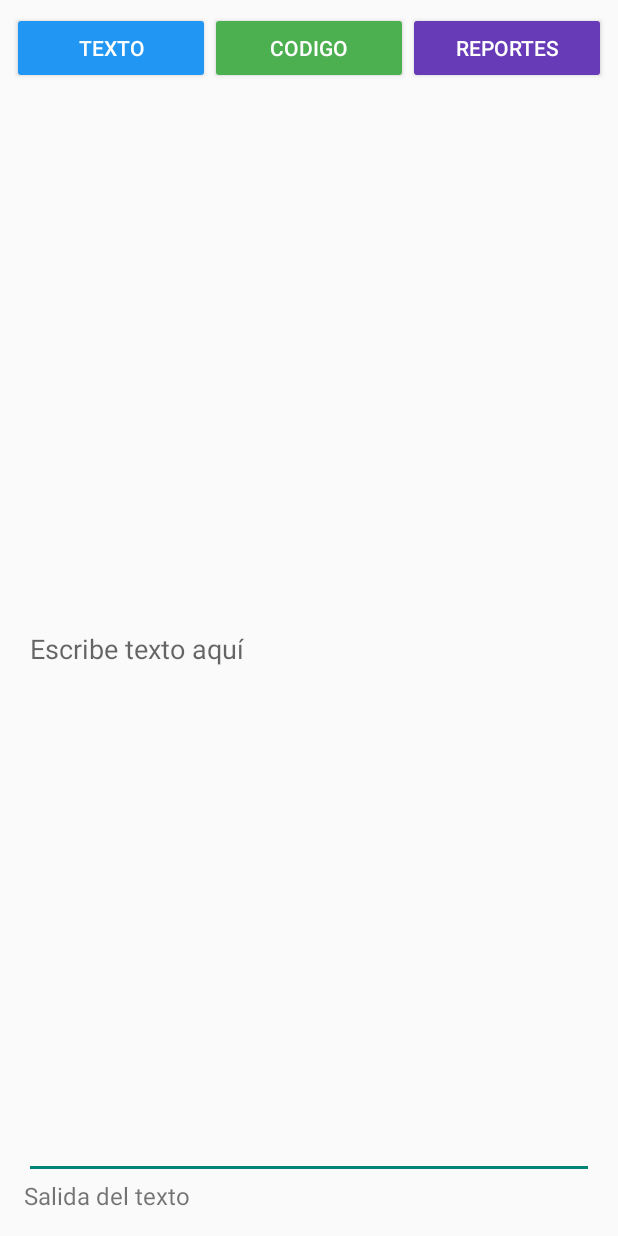
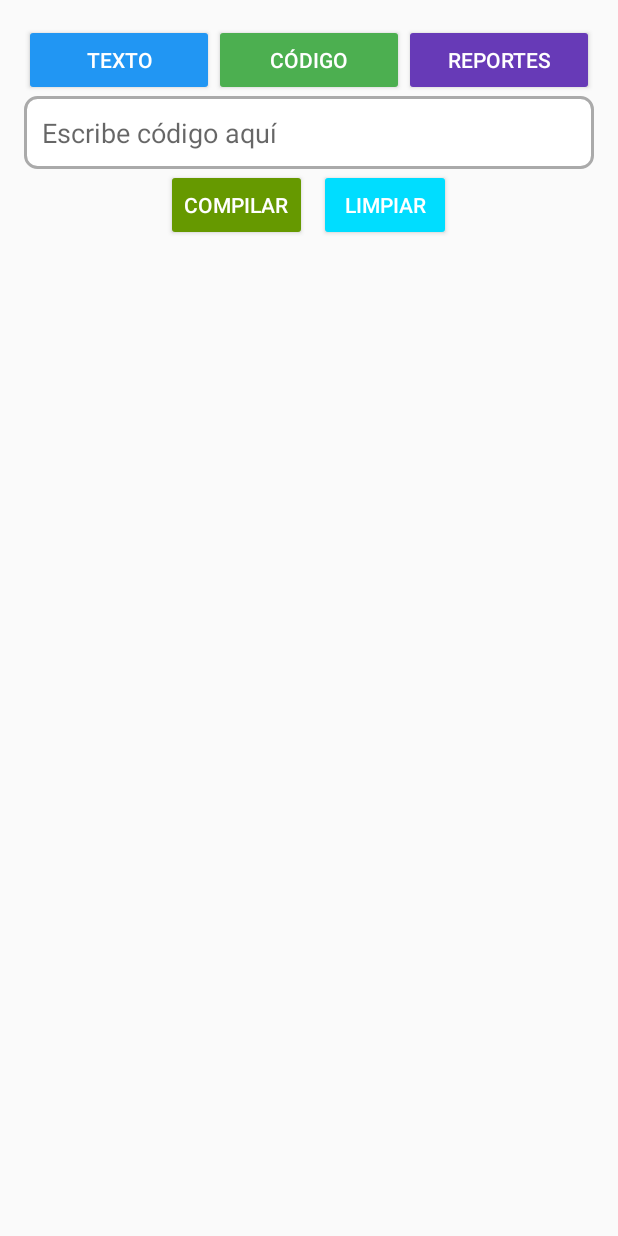
Before and after one commit to Marco131-xel/NoteBook, an Android app built with Jetpack Compose: the screen it shows after launch (MainActivity), on a phone screen of 412 x 824 dp. Run offline under Robolectric (Android 15) with nearby library versions, the phone set to English and light mode, and no system bars.

Commit message:
diseño android

```diff
--- a/AppNoteBook/app/src/main/java/com/example/notebook/MainActivity.kt
+++ b/AppNoteBook/app/src/main/java/com/example/notebook/MainActivity.kt
@@ -1,12 +1,10 @@
 package com.example.notebook
 
 import android.os.Bundle
-import android.widget.Button
-import android.widget.EditText
-import android.widget.ViewFlipper
+import android.view.View
+import android.widget.*
 import androidx.activity.ComponentActivity
 import com.example.notebook.patroninterprete.Codigo
-
 
 class MainActivity : ComponentActivity() {
     override fun onCreate(savedInstanceState: Bundle?) {
@@ -16,39 +14,61 @@ class MainActivity : ComponentActivity() {
         val btnTexto = findViewById<Button>(R.id.btnTexto)
         val btnCodigo = findViewById<Button>(R.id.btnCodigo)
         val btnReportes = findViewById<Button>(R.id.btnReportes)
-        val panelito = findViewById<ViewFlipper>(R.id.viewFlipper)
-        val etTexto = findViewById<EditText>(R.id.etTexto)
         val etCodigo = findViewById<EditText>(R.id.etCodigo)
+        val salCodigo = findViewById<TextView>(R.id.tvCodigoSalida)
+        val compiCodigo = findViewById<Button>(R.id.btnEjecutarCodigo)
+        val btnLimpiarCodigo = findViewById<Button>(R.id.btnLimpiarCodigo)
+        val errorContainer = findViewById<LinearLayout>(R.id.errorContainer)
+        val errorText = findViewById<TextView>(R.id.tvCodigoErrores)
+        val contenedorCodigo = findViewById<LinearLayout>(R.id.contenedorCodigo)
+        val contenedorTexto = findViewById<LinearLayout>(R.id.contenedorTexto)
 
-        btnTexto.setOnClickListener{
-
-            panelito.displayedChild = 0
+        btnTexto.setOnClickListener {
+            contenedorTexto.visibility = View.VISIBLE
+            contenedorCodigo.visibility = View.GONE
         }
 
-        btnCodigo.setOnClickListener{
-            panelito.displayedChild = 1
+        btnCodigo.setOnClickListener {
+            contenedorCodigo.visibility = View.VISIBLE
+            contenedorTexto.visibility = View.GONE
         }
 
-        btnReportes.setOnClickListener{
 
+        compiCodigo.setOnClickListener {
+            val codigo = etCodigo.text.toString()
+            if (codigo.isNotEmpty()) {
+                val (consola, errores) = analizadorCodigo(codigo)
+
+                if (errores.isNotEmpty()) {
+                    // Mostrar los errores y NO borrar el código
+                    errorText.text = errores
+                    errorContainer.visibility = View.VISIBLE
+                } else {
+                    // Si el código es correcto, limpiar la entrada y ocultar errores
+                    etCodigo.text.clear()
+                    errorContainer.visibility = View.GONE
+                }
+
+                // Si hay errores, NO aumentar el historial
+                if (errores.isEmpty()) {
+                    val salidaAnterior = salCodigo.text.toString()
+                    salCodigo.text = if (salidaAnterior.isEmpty()) consola else "$salidaAnterior\n$consola"
+                    salCodigo.visibility = View.VISIBLE
+                }
+            }
         }
 
-        /*compilar.setOnClickListener {
-            val codigo = inputexto.text.toString()
-            val (consola, errores) = ejecutarAnalizador(codigo)
-
-            panelito.text = consola
-            erroresView.text = if (errores.isEmpty()) "Sin errores" else errores
-        }*/
+        btnLimpiarCodigo.setOnClickListener {
+            salCodigo.text = ""
+        }
     }
 
     private fun analizadorCodigo(codigo: String): Pair<String, String> {
         return try {
             val resultado = Codigo.ejecutar(codigo)
-            Pair(resultado[0], resultado[1])
+            Pair(resultado[0], resultado[1]) // [0] = Consola, [1] = Errores
         } catch (e: Exception) {
             Pair("", "Error: ${e.message}")
         }
     }
-
 }
--- a/AppNoteBook/app/src/main/java/com/example/notebook/patroninterprete/Texto.java
+++ b/AppNoteBook/app/src/main/java/com/example/notebook/patroninterprete/Texto.java
@@ -51,13 +51,10 @@ public class Texto {
             // Devolvemos tanto el HTML como los errores
             return new String[]{htmlContent, erroresStr.toString()};
 
-
         } catch (Exception e) {
             return new String[]{"", "Error: " + e.getMessage()};
         }
     }
-
-
 
     // Metodo para convertir el contenido MARKDOWN
     private static String convertirMarkdown(String markdown) {
--- /dev/null
+++ b/AppNoteBook/app/src/main/res/drawable/border_historial.xml
@@ -0,0 +1,9 @@
+<?xml version="1.0" encoding="utf-8"?>
+<shape xmlns:android="http://schemas.android.com/apk/res/android"
+    android:shape="rectangle">
+
+    <solid android:color="@android:color/white"/> <!-- Color de fondo -->
+    <stroke android:width="2dp" android:color="@android:color/darker_gray"/> <!-- Borde -->
+    <corners android:radius="8dp"/> <!-- Bordes redondeados -->
+    <padding android:left="8dp" android:top="8dp" android:right="8dp" android:bottom="8dp"/>
+</shape>
--- /dev/null
+++ b/AppNoteBook/app/src/main/res/drawable/edittext_border.xml
@@ -0,0 +1,6 @@
+<?xml version="1.0" encoding="utf-8"?>
+<shape xmlns:android="http://schemas.android.com/apk/res/android" android:shape="rectangle">
+    <solid android:color="@android:color/white"/>
+    <stroke android:width="2dp" android:color="@android:color/darker_gray"/>
+    <corners android:radius="8dp"/>
+</shape>
--- a/AppNoteBook/app/src/main/res/layout/activity_main.xml
+++ b/AppNoteBook/app/src/main/res/layout/activity_main.xml
@@ -2,101 +2,166 @@
 <LinearLayout xmlns:android="http://schemas.android.com/apk/res/android"
     android:layout_width="match_parent"
     android:layout_height="match_parent"
-    android:orientation="vertical">
+    android:orientation="vertical"
+    android:padding="16dp">
 
     <!-- Contenedor superior con los botones -->
     <LinearLayout
         android:layout_width="match_parent"
         android:layout_height="wrap_content"
         android:orientation="horizontal"
-        android:padding="8dp"
         android:weightSum="3">
 
-        <!-- Botón "Texto" (Azul) -->
         <Button
             android:id="@+id/btnTexto"
             android:layout_width="0dp"
             android:layout_height="wrap_content"
             android:layout_weight="1"
             android:text="Texto"
-            android:backgroundTint="@color/blue"
-            android:textColor="@android:color/white"/>
+            android:textColor="@android:color/white"
+            android:backgroundTint="@color/blue"/>
 
-        <!-- Botón "Código" (Verde) -->
         <Button
             android:id="@+id/btnCodigo"
             android:layout_width="0dp"
             android:layout_height="wrap_content"
             android:layout_weight="1"
-            android:text="Codigo"
-            android:backgroundTint="@color/green"
-            android:textColor="@android:color/white"/>
+            android:text="Código"
+            android:textColor="@android:color/white"
+            android:backgroundTint="@color/green"/>
 
-        <!-- Botón "Reportes" con borde y sin fondo -->
         <Button
             android:id="@+id/btnReportes"
             android:layout_width="0dp"
             android:layout_height="wrap_content"
             android:layout_weight="1"
             android:text="Reportes"
-            android:backgroundTint="@color/purple"
-            android:textColor="@android:color/white"/>
+            android:textColor="@android:color/white"
+            android:backgroundTint="@color/purple"/>
     </LinearLayout>
 
-    <!-- Espacio para cambiar entre "Texto" y "Código" -->
-    <ViewFlipper
-        android:id="@+id/viewFlipper"
+    <!-- Espacio de Código -->
+    <LinearLayout
+        android:id="@+id/contenedorCodigo"
         android:layout_width="match_parent"
-        android:layout_height="match_parent">
+        android:layout_height="match_parent"
+        android:orientation="vertical">
 
-        <!-- Sección para Texto -->
+        <!-- Historial de salida -->
+        <TextView
+            android:id="@+id/tvCodigoSalida"
+            android:layout_width="match_parent"
+            android:layout_height="wrap_content"
+            android:textSize="16sp"
+            android:textColor="@android:color/black"
+            android:textStyle="bold"
+            android:gravity="center"
+            android:padding="8dp"
+            android:background="@drawable/border_historial"
+            android:visibility="gone"/>
+
+        <!-- Entrada de código con borde -->
+        <EditText
+            android:id="@+id/etCodigo"
+            android:layout_width="match_parent"
+            android:layout_height="wrap_content"
+            android:hint="Escribe código aquí"
+            android:inputType="textMultiLine"
+            android:background="@drawable/edittext_border"
+            android:padding="12dp"
+            android:minHeight="48dp"/>
+
+        <!-- Contenedor de error -->
+        <LinearLayout
+            android:id="@+id/errorContainer"
+            android:layout_width="match_parent"
+            android:layout_height="wrap_content"
+            android:orientation="horizontal"
+            android:padding="8dp"
+            android:background="#FFCDD2"
+            android:visibility="gone">
+
+            <TextView
+                android:id="@+id/tvCodigoErrores"
+                android:layout_width="match_parent"
+                android:layout_height="wrap_content"
+                android:textColor="@color/red"
+                android:textSize="14sp"/>
+        </LinearLayout>
+
+        <!-- Botones de acción -->
         <LinearLayout
             android:layout_width="match_parent"
-            android:layout_height="match_parent"
-            android:orientation="vertical"
-            android:padding="16dp">
+            android:layout_height="wrap_content"
+            android:orientation="horizontal"
+            android:gravity="center">
 
-            <EditText
-                android:id="@+id/etTexto"
-                android:layout_width="match_parent"
-                android:layout_height="0dp"
-                android:layout_weight="1"
-                android:hint="Escribe texto aquí"
-                android:imeOptions="flagNoExtractUi"
-                android:inputType="textMultiLine"/>
+            <Button
+                android:id="@+id/btnEjecutarCodigo"
+                android:layout_width="wrap_content"
+                android:layout_height="wrap_content"
+                android:text="Compilar"
+                android:backgroundTint="@android:color/holo_green_dark"
+                android:textColor="@android:color/white"/>
 
-            <TextView
-                android:id="@+id/tvTextoSalida"
-                android:layout_width="match_parent"
+            <Button
+                android:id="@+id/btnLimpiarCodigo"
+                android:layout_width="wrap_content"
                 android:layout_height="wrap_content"
-                android:text="Salida del texto"
-                android:textSize="16sp"/>
+                android:text="Limpiar"
+                android:backgroundTint="@android:color/holo_blue_bright"
+                android:textColor="@android:color/white"
+                android:layout_marginStart="8dp"/>
         </LinearLayout>
+    </LinearLayout>
 
-        <!-- Sección para Código -->
+    <!-- Espacio de Texto -->
+    <LinearLayout
+        android:id="@+id/contenedorTexto"
+        android:layout_width="match_parent"
+        android:layout_height="match_parent"
+        android:orientation="vertical"
+        android:visibility="gone">
+
+        <!-- Historial de salida para Texto -->
+        <TextView
+            android:id="@+id/tvTextoSalida"
+            android:layout_width="match_parent"
+            android:layout_height="wrap_content"
+            android:textSize="16sp"
+            android:textColor="@android:color/black"
+            android:textStyle="bold"
+            android:gravity="center"
+            android:padding="8dp"
+            android:background="@drawable/border_historial"
+            android:visibility="gone"/>
+
+        <!-- Entrada de texto con borde -->
+        <EditText
+            android:id="@+id/etTexto"
+            android:layout_width="match_parent"
+            android:layout_height="wrap_content"
+            android:hint="Escribe texto aquí"
+            android:inputType="textMultiLine"
+            android:background="@drawable/edittext_border"
+            android:padding="12dp"
+            android:minHeight="48dp"/>
+
+        <!-- Botones de acción -->
         <LinearLayout
             android:layout_width="match_parent"
-            android:layout_height="match_parent"
-            android:orientation="vertical"
-            android:padding="16dp">
+            android:layout_height="wrap_content"
+            android:orientation="horizontal"
+            android:gravity="center">
 
-            <EditText
-                android:id="@+id/etCodigo"
-                android:layout_width="match_parent"
-                android:layout_height="0dp"
-                android:layout_weight="1"
-                android:hint="Escribe código aquí"
-                android:imeOptions="flagNoExtractUi"
-                android:inputType="textMultiLine"/>
-
-            <TextView
-                android:id="@+id/tvCodigoSalida"
-                android:layout_width="match_parent"
+            <Button
+                android:id="@+id/btnLimpiarTexto"
+                android:layout_width="wrap_content"
                 android:layout_height="wrap_content"
-                android:text="Salida del código"
-                android:textSize="16sp"/>
+                android:text="Limpiar"
+                android:backgroundTint="@android:color/holo_red_dark"
+                android:textColor="@android:color/white"/>
         </LinearLayout>
-
-    </ViewFlipper>
+    </LinearLayout>
 
 </LinearLayout>
--- a/AppNoteBook/app/src/main/res/values/colors.xml
+++ b/AppNoteBook/app/src/main/res/values/colors.xml
@@ -10,4 +10,5 @@
     <color name="blue">#2196F3</color>
     <color name="green">#4CAF50</color>
     <color name="purple">#673AB7</color>
+    <color name="red">#D32F2F</color>
 </resources>
```
Also changed, not shown: AppNoteBook/app/build.gradle.kts (+5 -7 lines).
